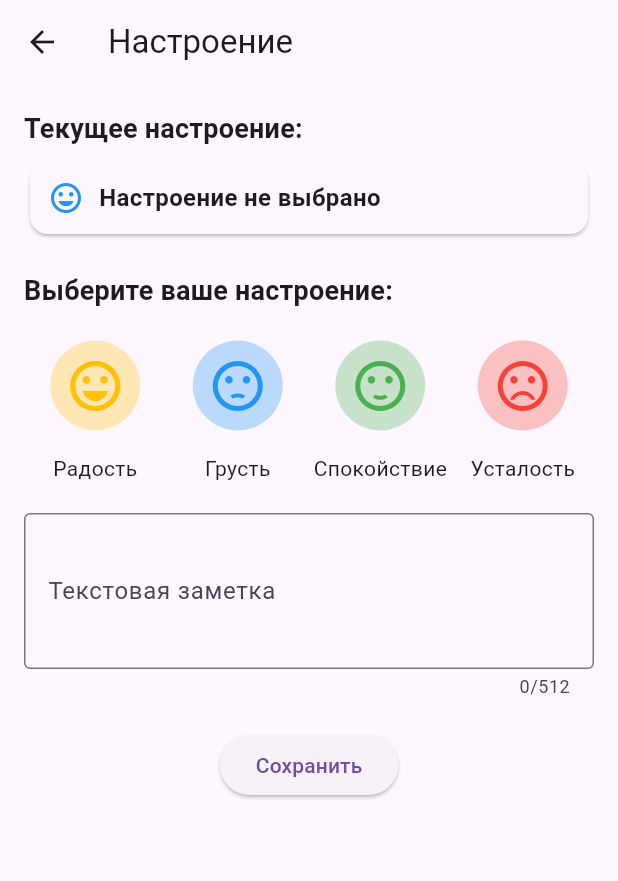
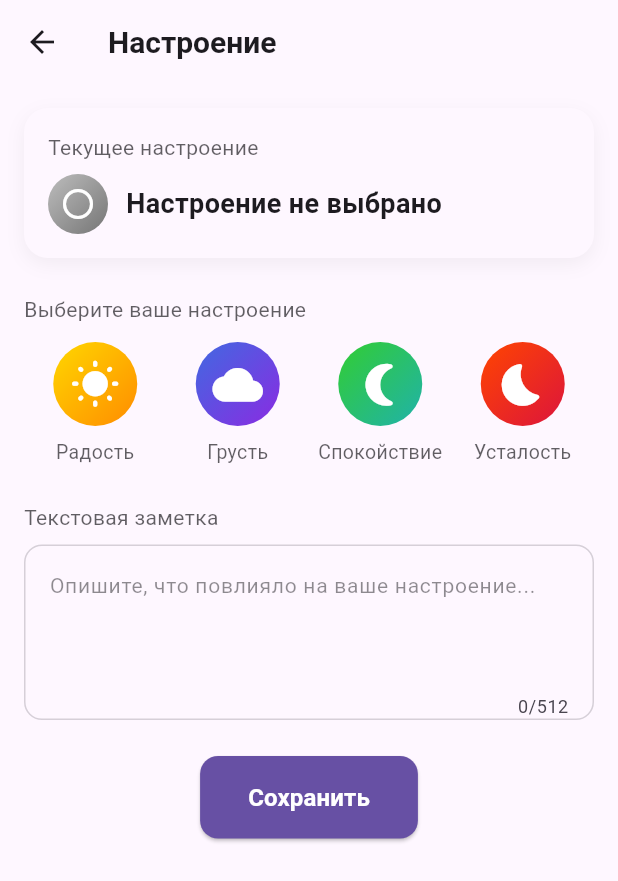
Before and after one commit to Makimma/Task-Planning-with-Mood-and-Emotion-Analysis, a Flutter app: the MoodScreen screen opened directly, on a phone screen of 412 x 824 dp. Shown: the top 881 px of the screen. Run offline on Flutter 3.47's test engine with Material 3 defaults, Android fonts, the phone set to English and light mode, and no system bars; our stand-ins replace awesome_notifications, cloud_firestore, connectivity_plus, firebase_auth, firebase_core, fl_chart and 2 more; accounts and stored records are empty.

Commit message:
Improve mood selector layout and spacing
- Use LayoutBuilder for more accurate width calculations
- Replace Container with SizedBox for better size management
- Adjust icon size from 60 to 56 for better fit
- Add text ellipsis for long mood names
- Change alignment to spaceEvenly for consistent spacing
- Move GestureDetector to icon level for better touch area
- Remove redundant padding causing overflow issues

```diff
--- a/lib/screens/mood_screen.dart
+++ b/lib/screens/mood_screen.dart
@@ -7,6 +7,7 @@ import 'package:connectivity_plus/connectivity_plus.dart';
 import 'dart:convert';
 import '../services/nlp_service.dart';
 import '../widgets/mood_selector.dart';
+import '../widgets/gradient_mood_icon.dart';
 
 class MoodScreen extends StatefulWidget {
   @override
@@ -309,7 +310,17 @@ class _MoodScreenState extends State<MoodScreen> with WidgetsBindingObserver, Au
   Widget build(BuildContext context) {
     super.build(context);
     return Scaffold(
-      appBar: AppBar(title: Text("Настроение")),
+      appBar: AppBar(
+        title: Text(
+          "Настроение",
+          style: TextStyle(
+            fontSize: 20,
+            fontWeight: FontWeight.w600,
+          ),
+        ),
+        elevation: 0,
+        backgroundColor: Theme.of(context).scaffoldBackgroundColor,
+      ),
       body: RefreshIndicator(
         onRefresh: () async {
           _isInitialized = false;
@@ -322,40 +333,60 @@ class _MoodScreenState extends State<MoodScreen> with WidgetsBindingObserver, Au
             child: Column(
               crossAxisAlignment: CrossAxisAlignment.start,
               children: [
+                Container(
+                  padding: EdgeInsets.all(16),
+                  decoration: BoxDecoration(
+                    color: Theme.of(context).colorScheme.surface,
+                    borderRadius: BorderRadius.circular(16),
+                    boxShadow: [
+                      BoxShadow(
+                        color: Colors.black.withOpacity(0.05),
+                        blurRadius: 10,
+                        offset: Offset(0, 4),
+                      ),
+                    ],
+                  ),
+                  child: Column(
+                    crossAxisAlignment: CrossAxisAlignment.start,
+                    children: [
                       Text(
-                  "Текущее настроение:",
-                  style: Theme.of(context).textTheme.titleMedium?.copyWith(
-                        fontSize: 18,
-                        fontWeight: FontWeight.bold,
+                        "Текущее настроение",
+                        style: TextStyle(
+                          fontSize: 14,
+                          color: Theme.of(context).textTheme.bodyMedium?.color?.withOpacity(0.7),
                         ),
                       ),
-                SizedBox(height: 5),
-                Card(
-                  color: Theme.of(context).cardColor,
-                  child: Padding(
-                    padding: EdgeInsets.all(12),
-                    child: Row(
+                      SizedBox(height: 8),
+                      Row(
                         children: [
-                        Icon(Icons.mood, color: Colors.blue),
-                        SizedBox(width: 10),
-                        Text(
+                          GradientMoodIcon(
+                            mood: currentMood,
+                            size: 40,
+                          ),
+                          SizedBox(width: 12),
+                          Expanded(
+                            child: Text(
                               currentMood.isEmpty ? "Настроение не выбрано" : currentMood,
                               style: TextStyle(
-                            fontSize: 16,
-                            fontWeight: FontWeight.bold,
+                                fontSize: 18,
+                                fontWeight: FontWeight.w600,
+                              ),
                             ),
                           ),
                         ],
                       ),
+                    ],
                   ),
                 ),
-                SizedBox(height: 20),
-                Text("Выберите ваше настроение:",
-                    style: Theme.of(context)
-                        .textTheme
-                        .titleMedium
-                        ?.copyWith(fontSize: 18, fontWeight: FontWeight.bold)),
-                SizedBox(height: 10),
+                SizedBox(height: 24),
+                Text(
+                  "Выберите ваше настроение",
+                  style: TextStyle(
+                    fontSize: 14,
+                    color: Theme.of(context).textTheme.bodyMedium?.color?.withOpacity(0.7),
+                  ),
+                ),
+                SizedBox(height: 12),
                 MoodSelector(
                   selectedMood: selectedMood,
                   onMoodSelected: (mood) {
@@ -368,13 +399,34 @@ class _MoodScreenState extends State<MoodScreen> with WidgetsBindingObserver, Au
                     });
                   },
                 ),
-                SizedBox(height: 20),
-                TextField(
+                SizedBox(height: 24),
+                Text(
+                  "Текстовая заметка",
+                  style: TextStyle(
+                    fontSize: 14,
+                    color: Theme.of(context).textTheme.bodyMedium?.color?.withOpacity(0.7),
+                  ),
+                ),
+                SizedBox(height: 8),
+                Container(
+                  decoration: BoxDecoration(
+                    color: Theme.of(context).colorScheme.surface,
+                    borderRadius: BorderRadius.circular(12),
+                    border: Border.all(
+                      color: Theme.of(context).dividerColor.withOpacity(0.3),
+                    ),
+                  ),
+                  child: TextField(
                     maxLength: 512,
                     maxLines: 3,
+                    style: TextStyle(fontSize: 14),
                     decoration: InputDecoration(
-                    labelText: "Текстовая заметка",
-                    border: OutlineInputBorder(),
+                      contentPadding: EdgeInsets.all(16),
+                      border: InputBorder.none,
+                      hintText: "Опишите, что повлияло на ваше настроение...",
+                      hintStyle: TextStyle(
+                        color: Theme.of(context).textTheme.bodyMedium?.color?.withOpacity(0.5),
+                      ),
                     ),
                     onChanged: (value) {
                       setState(() {
@@ -382,11 +434,26 @@ class _MoodScreenState extends State<MoodScreen> with WidgetsBindingObserver, Au
                       });
                     },
                   ),
-                SizedBox(height: 20),
+                ),
+                SizedBox(height: 24),
                 Center(
                   child: ElevatedButton(
                     onPressed: _saveMood,
-                    child: Text("Сохранить"),
+                    style: ElevatedButton.styleFrom(
+                      backgroundColor: Theme.of(context).colorScheme.primary,
+                      foregroundColor: Colors.white,
+                      padding: EdgeInsets.symmetric(horizontal: 32, vertical: 16),
+                      shape: RoundedRectangleBorder(
+                        borderRadius: BorderRadius.circular(12),
+                      ),
+                    ),
+                    child: Text(
+                      "Сохранить",
+                      style: TextStyle(
+                        fontSize: 16,
+                        fontWeight: FontWeight.w600,
+                      ),
+                    ),
                   ),
                 ),
               ],
--- /dev/null
+++ b/lib/widgets/gradient_mood_icon.dart
@@ -0,0 +1,89 @@
+import 'package:flutter/material.dart';
+
+class GradientMoodIcon extends StatelessWidget {
+  final String mood;
+  final double size;
+  final bool isSelected;
+
+  const GradientMoodIcon({
+    Key? key,
+    required this.mood,
+    this.size = 40,
+    this.isSelected = false,
+  }) : super(key: key);
+
+  @override
+  Widget build(BuildContext context) {
+    return Container(
+      width: size,
+      height: size,
+      decoration: BoxDecoration(
+        shape: BoxShape.circle,
+        gradient: LinearGradient(
+          begin: Alignment.topLeft,
+          end: Alignment.bottomRight,
+          colors: _getGradientColors(),
+        ),
+        boxShadow: isSelected
+            ? [
+                BoxShadow(
+                  color: _getGradientColors().first.withOpacity(0.3),
+                  blurRadius: 12,
+                  spreadRadius: 2,
+                ),
+              ]
+            : [],
+      ),
+      child: Icon(
+        _getMoodIcon(),
+        color: Colors.white,
+        size: size * 0.6,
+      ),
+    );
+  }
+
+  List<Color> _getGradientColors() {
+    switch (mood) {
+      case "Радость":
+        return [
+          Color(0xFFFFD700), // Золотой
+          Color(0xFFFF8C00), // Оранжевый
+        ];
+      case "Грусть":
+        return [
+          Color(0xFF4169E1), // Синий
+          Color(0xFF8A2BE2), // Фиолетовый
+        ];
+      case "Спокойствие":
+        return [
+          Color(0xFF32CD32), // Зеленый
+          Color(0xFF20B2AA), // Бирюзовый
+        ];
+      case "Усталость":
+        return [
+          Color(0xFFFF4500), // Красно-оранжевый
+          Color(0xFFDC143C), // Темно-красный
+        ];
+      default:
+        return [
+          Colors.grey.shade400,
+          Colors.grey.shade600,
+        ];
+    }
+  }
+
+  IconData _getMoodIcon() {
+    switch (mood) {
+      case "Радость":
+        return Icons.wb_sunny_rounded;
+      case "Грусть":
+        return Icons.cloud_rounded;
+      case "Спокойствие":
+        return Icons.nightlight_round;
+      case "Усталость":
+        return Icons.bedtime_rounded;
+      default:
+        return Icons.circle_outlined;
+    }
+  }
+}
--- a/lib/widgets/mood_selector.dart
+++ b/lib/widgets/mood_selector.dart
@@ -1,52 +1,62 @@
 import 'package:flutter/material.dart';
+import 'gradient_mood_icon.dart';
 
 class MoodSelector extends StatelessWidget {
   final String selectedMood;
   final Function(String) onMoodSelected;
 
-  MoodSelector({required this.selectedMood, required this.onMoodSelected, super.key});
-
-  final List<Map<String, dynamic>> moodOptions = [
-    {"widget": MoodWidget(icon: Icons.sentiment_very_satisfied, color: Colors.amber), "type": "Радость"},
-    {"widget": MoodWidget(icon: Icons.sentiment_dissatisfied, color: Colors.blue), "type": "Грусть"},
-    {"widget": MoodWidget(icon: Icons.sentiment_satisfied, color: Colors.green), "type": "Спокойствие"},
-    {"widget": MoodWidget(icon: Icons.sentiment_very_dissatisfied, color: Colors.red), "type": "Усталость"},
-  ];
+  const MoodSelector({
+    Key? key,
+    required this.selectedMood,
+    required this.onMoodSelected,
+  }) : super(key: key);
 
   @override
   Widget build(BuildContext context) {
+    final List<String> moods = ["Радость", "Грусть", "Спокойствие", "Усталость"];
+
+    return LayoutBuilder(
+      builder: (context, constraints) {
+        final itemWidth = constraints.maxWidth / 4;
+
         return Row(
           mainAxisAlignment: MainAxisAlignment.spaceEvenly,
-      children: moodOptions.map((mood) {
-        bool isSelected = selectedMood == mood["type"];
+          children: moods.map((mood) {
+            final isSelected = selectedMood == mood;
 
-        return Expanded(
-          child: GestureDetector(
-            onTap: () => onMoodSelected(mood["type"]!),
+            return SizedBox(
+              width: itemWidth,
               child: Column(
+                mainAxisSize: MainAxisSize.min,
                 children: [
-                Container(
-                  padding: EdgeInsets.all(10),
-                  decoration: BoxDecoration(
-                    color: isSelected ? Colors.blue.withOpacity(0.2) : Colors.transparent,
-                    border: isSelected ? Border.all(color: Colors.blue, width: 3) : null,
-                    borderRadius: BorderRadius.circular(50), // Делаем круглым
+                  GestureDetector(
+                    onTap: () => onMoodSelected(mood),
+                    child: GradientMoodIcon(
+                      mood: mood,
+                      size: 56,
+                      isSelected: isSelected,
                     ),
-                  child: mood["widget"], // Используем кастомный виджет
                   ),
-                SizedBox(height: 5),
+                  SizedBox(height: 8),
                   Text(
-                  mood["type"]!,
+                    mood,
+                    textAlign: TextAlign.center,
+                    maxLines: 1,
+                    overflow: TextOverflow.ellipsis,
                     style: TextStyle(
-                    fontWeight: isSelected ? FontWeight.bold : FontWeight.normal,
-                    color: Theme.of(context).textTheme.bodyMedium?.color,
+                      color: isSelected
+                          ? Theme.of(context).colorScheme.primary
+                          : Theme.of(context).textTheme.bodyMedium?.color?.withOpacity(0.7),
+                      fontWeight: isSelected ? FontWeight.w600 : FontWeight.normal,
+                      fontSize: 13,
                     ),
                   ),
                 ],
               ),
-          ),
             );
           }).toList(),
+        );
+      },
     );
   }
 }
```
Also changed, not shown: lib/services/task_actions.dart (+143 -54 lines), lib/widgets/add_task_dialog.dart (indentation only), pubspec.lock. Lines whose indentation alone changed are shown as unchanged.
